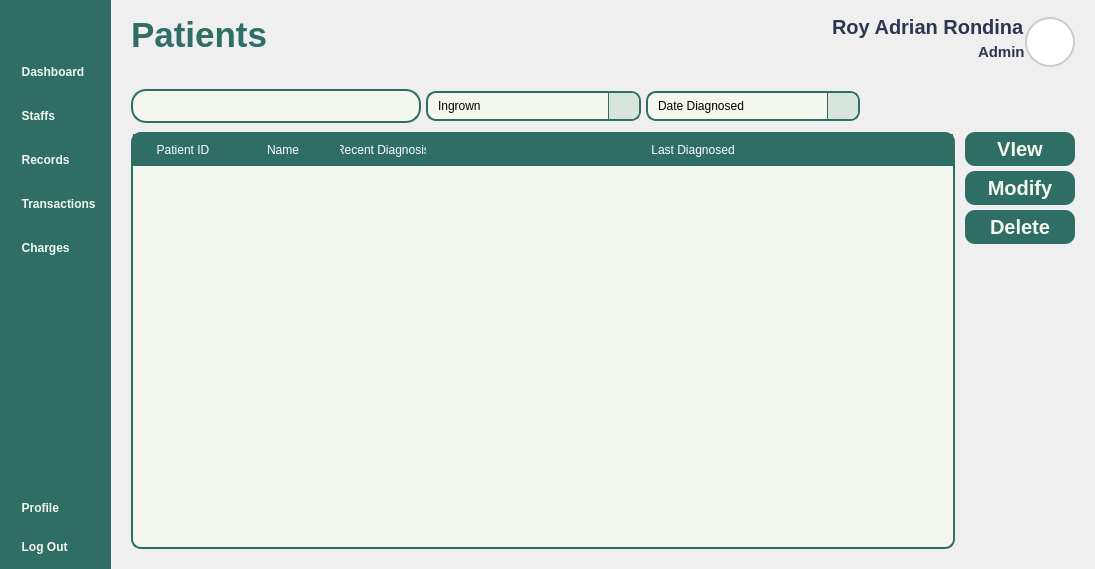
Before: the Qt Designer form Views/Admin_Patients.ui in VinsmokeSanji69/COVACHA_CLINIC_SYSTEM, drawn with Qt 5.
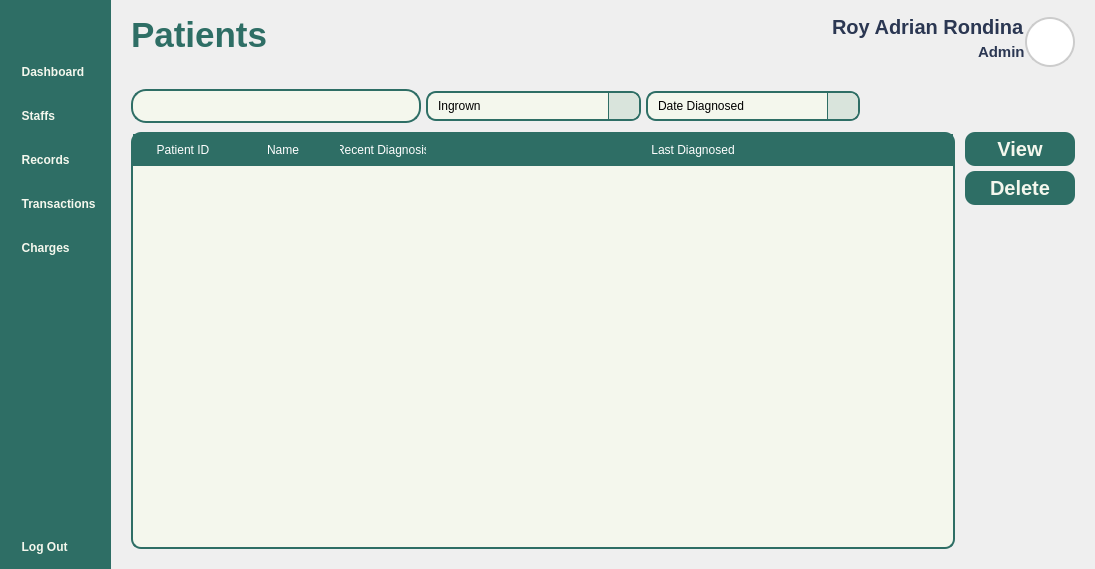
After: the same form once the commit is applied. Icons and pictures are not drawn.

```diff
--- a/Views/Admin_Patients.ui
+++ b/Views/Admin_Patients.ui
@@ -287,29 +287,6 @@
         <property name="spacing">
          <number>15</number>
         </property>
-        <item>
-         <widget class="QPushButton" name="ProfileButton">
-          <property name="toolTip">
-           <string>View Profile Settings</string>
-          </property>
-          <property name="styleSheet">
-           <string notr="true"/>
-          </property>
-          <property name="text">
-           <string>  Profile</string>
-          </property>
-          <property name="icon">
-           <iconset resource="../Images/resources.qrc">
-            <normaloff>:/lucide/icons/user-round-cog.svg</normaloff>:/lucide/icons/user-round-cog.svg</iconset>
-          </property>
-          <property name="iconSize">
-           <size>
-            <width>40</width>
-            <height>40</height>
-           </size>
-          </property>
-         </widget>
-        </item>
         <item alignment="Qt::AlignVCenter">
          <widget class="QPushButton" name="LogOutButton">
           <property name="toolTip">
@@ -1046,19 +1023,12 @@
                   <item>
                    <widget class="QPushButton" name="View">
                     <property name="text">
-                     <string>VIew</string>
+                     <string>View</string>
                     </property>
                    </widget>
                   </item>
                   <item>
-                   <widget class="QPushButton" name="Modify">
-                    <property name="text">
-                     <string>Modify</string>
-                    </property>
-                   </widget>
-                  </item>
-                  <item>
-                   <widget class="QPushButton" name="DeletePatient">
+                   <widget class="QPushButton" name="Delete">
                     <property name="text">
                      <string>Delete</string>
                     </property>
```
Left out of the diff: 73 changed lines with no effect on the pictures.
